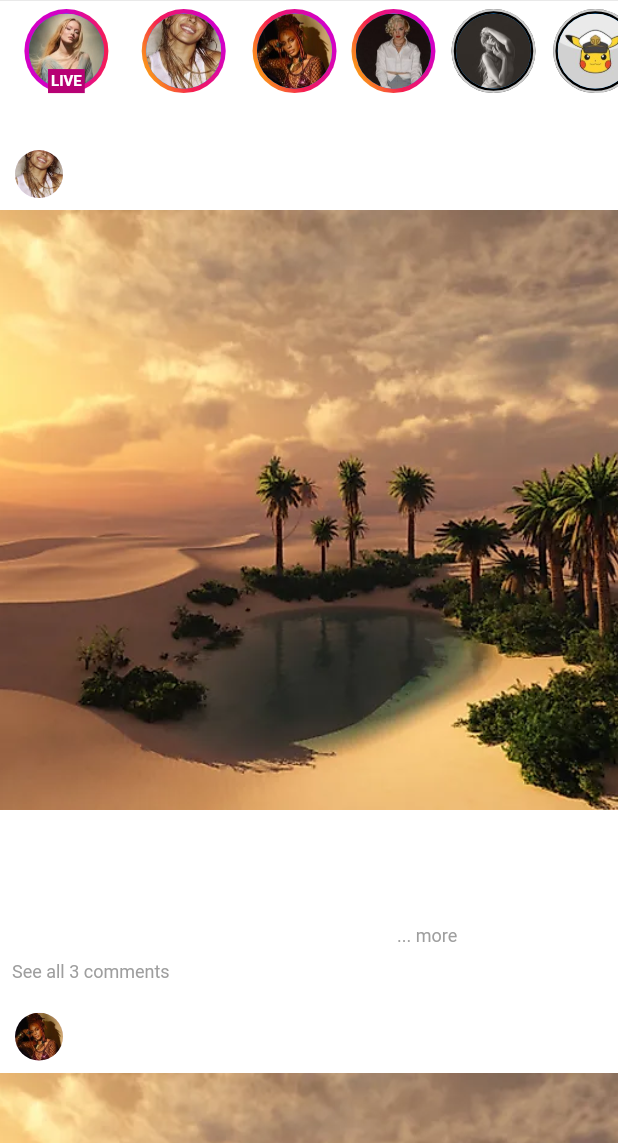
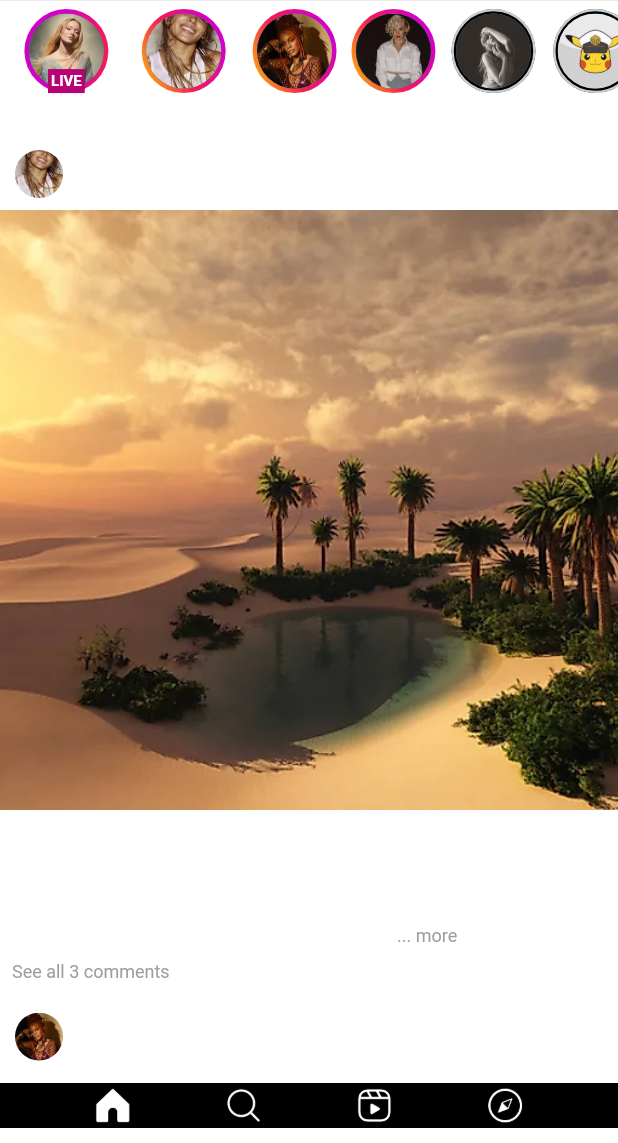
Before and after one commit to paulocf92/academiadoflutter-flutter-foundations-challenge, a Flutter app: the screen it shows after launch, on a phone screen of 412 x 824 dp, the part 93-1236 px from its top. Run offline on Flutter 3.47's test engine with Material 3 defaults, Android fonts, the phone set to English and light mode, and no system bars; Roboto replaces fonts that are missing (Arial).

Commit message:
feat: add bottom navigation

```diff
--- a/lib/pages/home_page.dart
+++ b/lib/pages/home_page.dart
@@ -107,6 +107,39 @@ class HomePage extends StatelessWidget {
             ),
           ),
         ),
+        Padding(
+          padding: const EdgeInsets.symmetric(vertical: 10),
+          child: Container(
+            height: 30,
+            color: Colors.black,
+            child: Row(
+              crossAxisAlignment: CrossAxisAlignment.center,
+              mainAxisAlignment: MainAxisAlignment.spaceEvenly,
+              children: [
+                Image.asset(
+                  'assets/images/home.png',
+                  width: 24,
+                  height: 24,
+                ),
+                Image.asset(
+                  'assets/images/search.png',
+                  width: 24,
+                  height: 24,
+                ),
+                Image.asset(
+                  'assets/images/reels.png',
+                  width: 24,
+                  height: 24,
+                ),
+                Image.asset(
+                  'assets/images/explore.png',
+                  width: 24,
+                  height: 24,
+                ),
+              ],
+            ),
+          ),
+        ),
       ],
     );
   }
```
Also changed, not shown: assets/images/explore.png (added), assets/images/home.png (added), assets/images/reels.png (added), assets/images/search.png (added).
